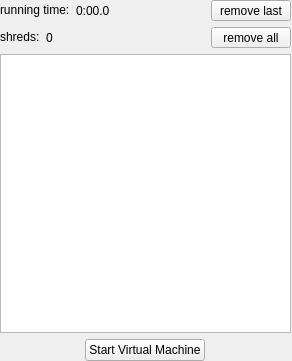
This is src/qt/mAVMMonitor.ui in ccrma/miniAudicle as Qt 5 draws it before an edit. The edited form follows.
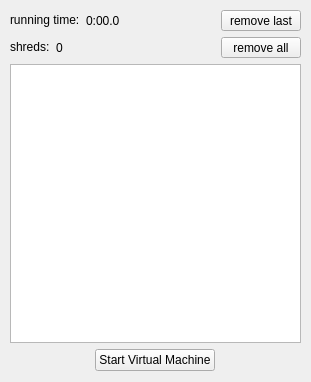
This is the edited form. Icons and pictures are not drawn.

Commit message: vm monitor tweak

The edit to the form file:
```diff
--- a/src/qt/mAVMMonitor.ui
+++ b/src/qt/mAVMMonitor.ui
@@ -6,8 +6,8 @@
    <rect>
     <x>0</x>
     <y>0</y>
-    <width>292</width>
-    <height>361</height>
+    <width>311</width>
+    <height>382</height>
    </rect>
   </property>
   <property name="sizePolicy">
@@ -39,8 +39,8 @@
    <widget class="QWidget" name="layoutWidget">
     <property name="geometry">
      <rect>
-      <x>0</x>
-      <y>0</y>
+      <x>10</x>
+      <y>10</y>
       <width>291</width>
       <height>361</height>
      </rect>
```
The commit also changes 1 other file.
